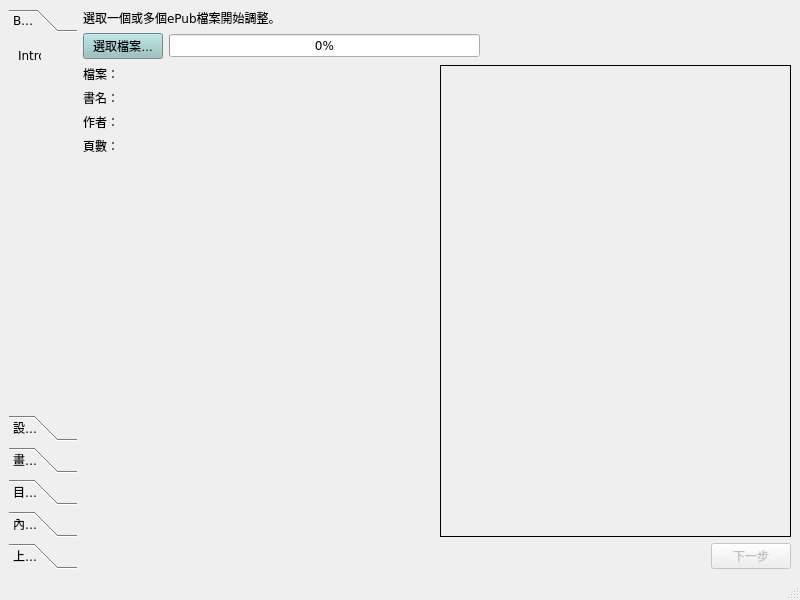
lamwaihen/Volmoe4KOBO, file UI/Main.ui: the form before one commit.
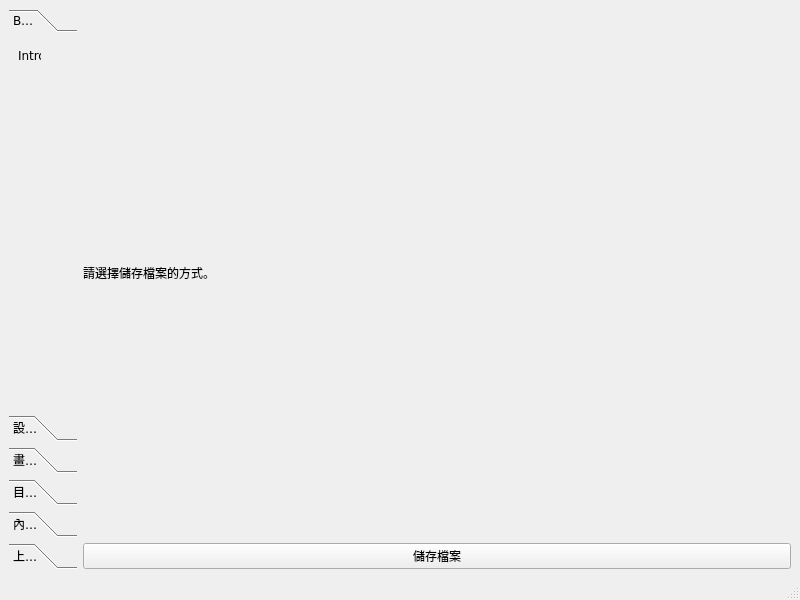
The form after the commit. The open tabs and pages were chosen to show the change. Icons and pictures are not drawn. Custom widgets are drawn as their Qt base class.

Diff of the .ui file:
```diff
--- a/UI/Main.ui
+++ b/UI/Main.ui
@@ -1018,7 +1018,40 @@
         </item>
        </layout>
       </widget>
-      <widget class="QWidget" name="pageUpload"/>
+      <widget class="QWidget" name="pageSave">
+       <layout class="QVBoxLayout" name="verticalLayout_14" stretch="0,0">
+        <property name="leftMargin">
+         <number>0</number>
+        </property>
+        <property name="topMargin">
+         <number>0</number>
+        </property>
+        <property name="rightMargin">
+         <number>0</number>
+        </property>
+        <property name="bottomMargin">
+         <number>0</number>
+        </property>
+        <item>
+         <widget class="QLabel" name="label_15">
+          <property name="text">
+           <string>請選擇儲存檔案的方式。</string>
+          </property>
+         </widget>
+        </item>
+        <item>
+         <layout class="QGridLayout" name="gridLayout_5">
+          <item row="0" column="0">
+           <widget class="QPushButton" name="buttonSaveFile">
+            <property name="text">
+             <string>儲存檔案</string>
+            </property>
+           </widget>
+          </item>
+         </layout>
+        </item>
+       </layout>
+      </widget>
      </widget>
     </item>
    </layout>
```
